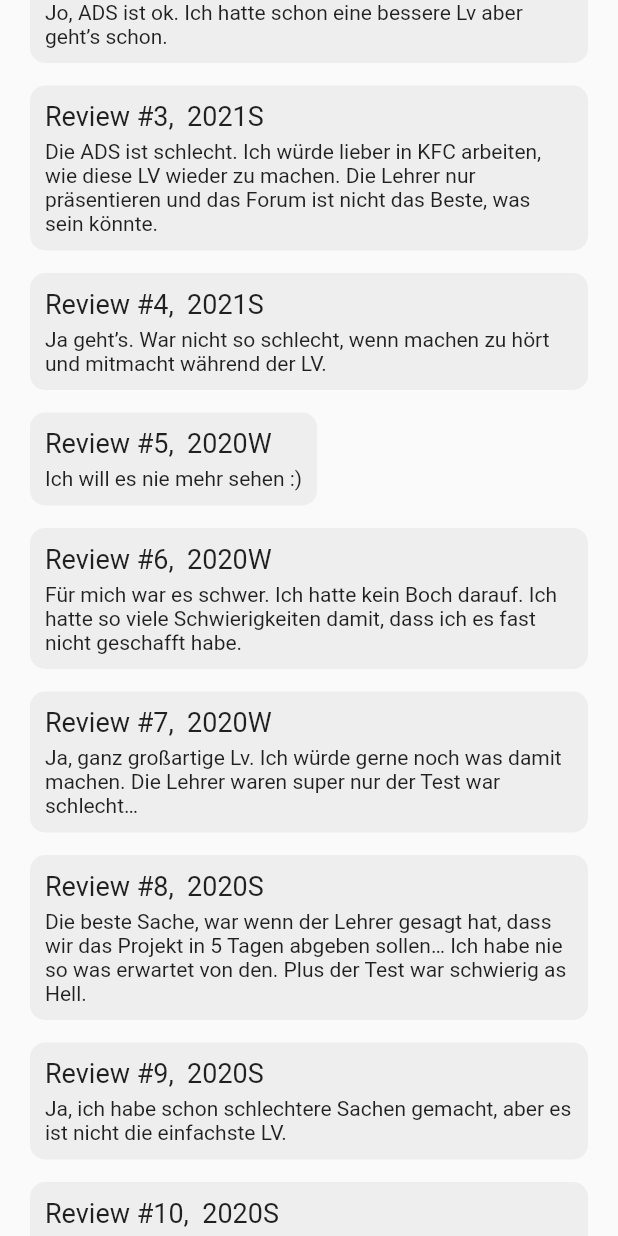
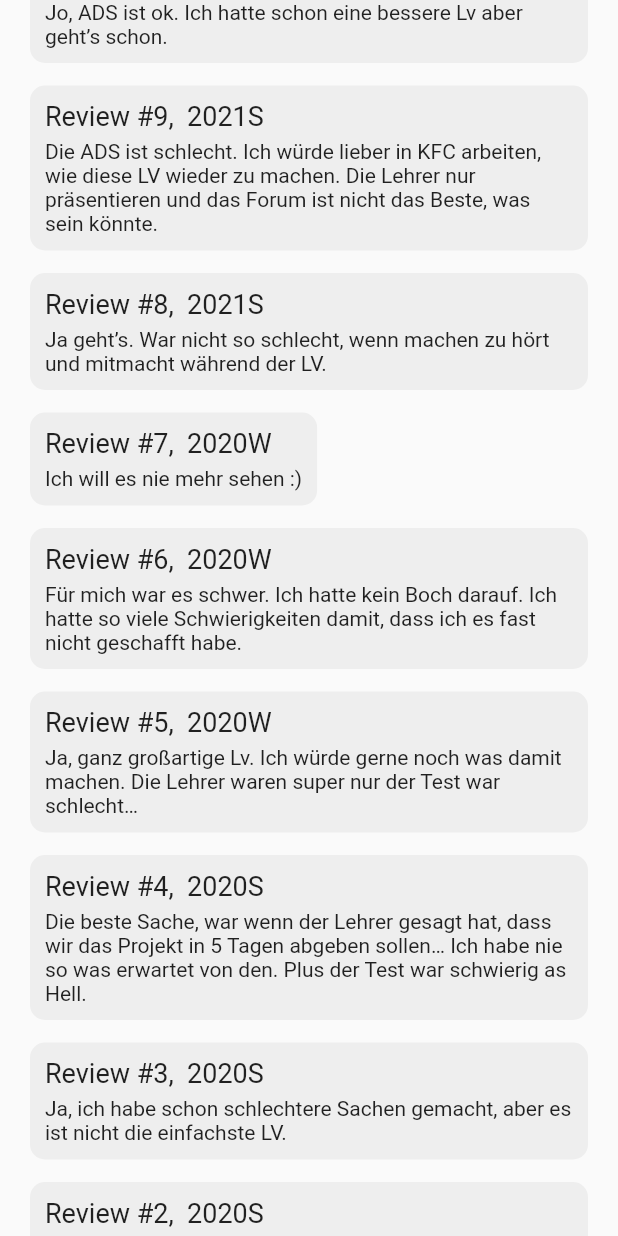
Before and after one commit to maxprimak/m2, a Flutter app: the Lv_profile screen opened by its route, scrolled down 576 dp, on a phone screen of 412 x 824 dp. Run offline on Flutter 3.47's test engine with Material 2 defaults, Android fonts, the phone set to English and light mode, and no system bars; our stand-ins replace flutter_rating_bar, fluttertoast, smooth_star_rating; network calls fail.

Commit message:
finish sorting finction

```diff
--- a/lib/Pages/LVs/lv_site.dart
+++ b/lib/Pages/LVs/lv_site.dart
@@ -168,7 +168,7 @@ class _Lv_profileState extends State<Lv_profile> {
             SizedBox(
               height: 15,
             ),
-            for (var i = 0; i < global.algo.r_list.length; i++)
+            for (var i = global.algo.r_list.length - 1; i >= 0; i--)
               Container(
                 decoration: BoxDecoration(
                     color: Colors.grey[200],
@@ -178,13 +178,21 @@ class _Lv_profileState extends State<Lv_profile> {
                 child: Column(
                   crossAxisAlignment: CrossAxisAlignment.start,
                   children: <Widget>[
+                    if (global.dropdownValue == 'by Date')
                     Text(
-                      "Review #${i + 1},  ${global.algo.r_list[i].semestr}",
+                      "Review #${i+1},  ${global.algo.r_list[i].semestr}",
                       style: TextStyle(fontSize: 18),
                     ),
+                    if (global.dropdownValue == 'by Semester')
+                      Text(
+                        "Review #${i+1},  ${global.algo.sortList[i].semestr}",
+                        style: TextStyle(fontSize: 18),
+                      ),
                     SizedBox(height: 5),
-                    Text(global.algo.r_list[i].text),
-
+                    if (global.dropdownValue == 'by Date')
+                      Text(global.algo.r_list[i].text),
+                    if (global.dropdownValue == 'by Semester')
+                      Text(global.algo.sortList[i].text),
                   ],
                 ),
               )
--- a/lib/Pages/add_review.dart
+++ b/lib/Pages/add_review.dart
@@ -109,8 +109,9 @@ class _AddReviewState extends State<AddReview> {
     global.algo.numberDiffReview += 1;
     if (editingController.text.isNotEmpty) {
       Review newReview =
-          Review(teacher: 4, examdiff: 4, text: editingController.text);
+          Review(teacher: 4, examdiff: 4, text: editingController.text, semestr: '2021S');
       global.algo.r_list.add(newReview);
+      global.algo.sortList.add(newReview);
     }
   }
 
--- a/lib/Services/global.dart
+++ b/lib/Services/global.dart
@@ -85,7 +85,8 @@ Review r11 = Review(
         "Na ja, der Test habe ich nicht erwartet. Ich habe es echt schlecht geschrieben und ich muss es wiederholen… Die Lehrer sind gut, aber ich hab es nicht verstanden, was die von mir wollten…",
     semestr: '2020W');
 
-List<Review> templist = [r1, r2, r3, r4, r5, r6, r7, r8, r9, r10, r11];
+List<Review> templist = [r11, r10, r9, r8, r7, r6, r5, r4, r3, r2, r1];
+List<Review> sortlist = [r10, r9, r8, r11, r7, r6, r5, r2, r4, r3, r1];
 //LVs
 Lv algo = Lv(
   lv_id: 666,
@@ -93,6 +94,7 @@ Lv algo = Lv(
   profesors: "A. Dumbledore, M. McGonagallov",
   avgmark: 4.3,
   r_list: templist,
+  sortList: sortlist
 );
 
 Color favIconColorADS = Colors.red;
--- a/lib/Services/lv.dart
+++ b/lib/Services/lv.dart
@@ -10,8 +10,9 @@ class Lv {
   int numberDiffReview = 7;
   int numberTeachReview = 10;
   List<Review> r_list;
+  List<Review> sortList;
 
-  Lv({this.lv_id, this.name, this.profesors, this.avgmark, this.r_list});
+  Lv({this.lv_id, this.name, this.profesors, this.avgmark, this.r_list, this.sortList});
 }
 
 Lv resultcalculate(Lv tmp) {
```
